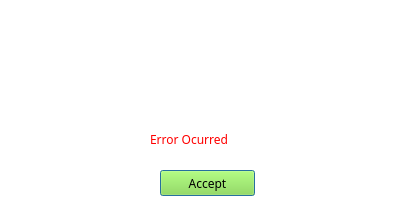
Old version of the form frontend/errorDialogBox.ui in the repository Herenot/Tor-Forensic-Manager-TFM-.
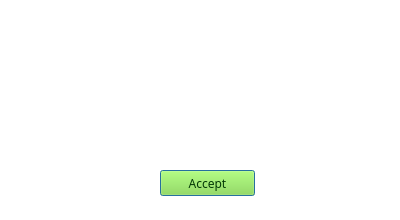
New version of the form. Icons and pictures are not drawn.

```diff
--- a/frontend/errorDialogBox.ui
+++ b/frontend/errorDialogBox.ui
@@ -43,6 +43,7 @@
    </property>
    <property name="styleSheet">
     <string notr="true">background-color: rgb(138, 226, 52);
+color: rgb(3, 57, 5);
 border-color: rgb(78, 154, 6);</string>
    </property>
    <property name="text">
@@ -71,17 +72,20 @@
   <widget class="QLabel" name="error_label">
    <property name="geometry">
     <rect>
-     <x>150</x>
+     <x>10</x>
      <y>130</y>
-     <width>111</width>
-     <height>18</height>
+     <width>391</width>
+     <height>31</height>
     </rect>
    </property>
    <property name="styleSheet">
     <string notr="true">color: rgb(255, 0, 0);</string>
    </property>
    <property name="text">
-    <string>Error Ocurred</string>
+    <string/>
+   </property>
+   <property name="alignment">
+    <set>Qt::AlignCenter</set>
    </property>
   </widget>
  </widget>
```
Left out of the diff: 2 changed lines with no effect on the pictures.
